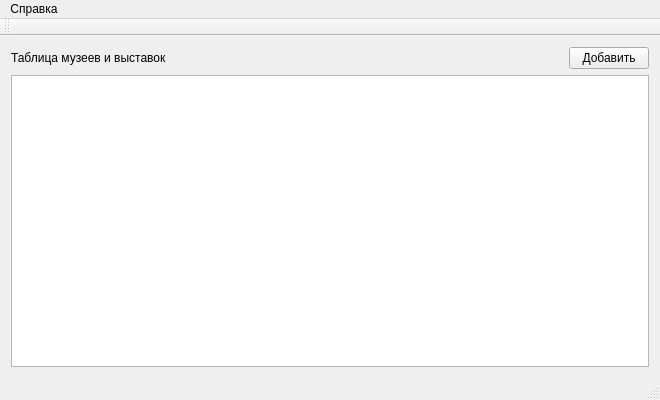
Above: MainWindow/mainwindow.ui from sawkamishanov/Practice before the change. Below: the same form after it.
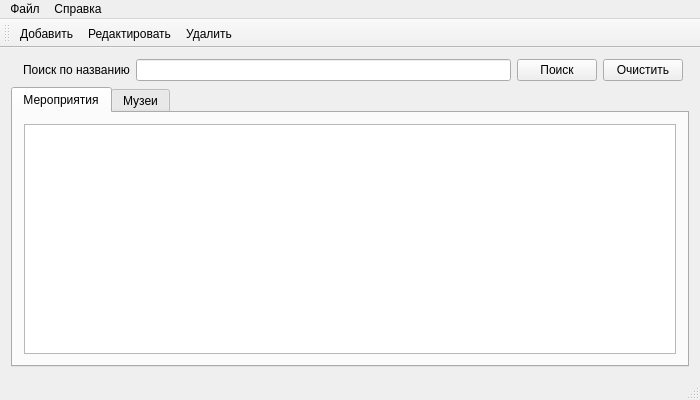
That is the form after the change. Icons and pictures are not drawn.

Patch:
```diff
--- a/MainWindow/mainwindow.ui
+++ b/MainWindow/mainwindow.ui
@@ -6,18 +6,19 @@
    <rect>
     <x>0</x>
     <y>0</y>
-    <width>660</width>
+    <width>700</width>
     <height>400</height>
    </rect>
   </property>
   <property name="minimumSize">
    <size>
-    <width>660</width>
+    <width>700</width>
     <height>400</height>
    </size>
   </property>
   <property name="font">
    <font>
+    <underline>false</underline>
     <kerning>true</kerning>
    </font>
   </property>
@@ -26,35 +27,64 @@
   </property>
   <widget class="QWidget" name="centralWidget">
    <layout class="QGridLayout" name="gridLayout">
-    <item row="0" column="1" alignment="Qt::AlignRight">
-     <widget class="QPushButton" name="addEventButton">
-      <property name="enabled">
-       <bool>true</bool>
-      </property>
-      <property name="sizePolicy">
-       <sizepolicy hsizetype="Minimum" vsizetype="Fixed">
-        <horstretch>0</horstretch>
-        <verstretch>0</verstretch>
-       </sizepolicy>
-      </property>
-      <property name="layoutDirection">
-       <enum>Qt::LeftToRight</enum>
-      </property>
-      <property name="text">
-       <string>Добавить</string>
+    <item row="0" column="3">
+     <widget class="QLineEdit" name="FindLineEdit">
+      <property name="maximumSize">
+       <size>
+        <width>474</width>
+        <height>22</height>
+       </size>
       </property>
      </widget>
     </item>
-    <item row="1" column="0" colspan="2">
-     <widget class="QTableView" name="EventTableView"/>
-    </item>
-    <item row="0" column="0">
+    <item row="0" column="2">
      <widget class="QLabel" name="label">
       <property name="text">
-       <string>Таблица музеев и выставок</string>
+       <string>Поиск по названию</string>
       </property>
      </widget>
     </item>
+    <item row="0" column="5">
+     <widget class="QPushButton" name="clearPushButton">
+      <property name="text">
+       <string>Очистить</string>
+      </property>
+     </widget>
+    </item>
+    <item row="0" column="4">
+     <widget class="QPushButton" name="findPushButton">
+      <property name="text">
+       <string>Поиск</string>
+      </property>
+     </widget>
+    </item>
+    <item row="1" column="0" colspan="7">
+     <widget class="QTabWidget" name="tabWidget">
+      <property name="currentIndex">
+       <number>0</number>
+      </property>
+      <widget class="QWidget" name="tab_9">
+       <attribute name="title">
+        <string>Мероприятия</string>
+       </attribute>
+       <layout class="QVBoxLayout" name="verticalLayout_3">
+        <item>
+         <widget class="QTableView" name="EventTableView"/>
+        </item>
+       </layout>
+      </widget>
+      <widget class="QWidget" name="tab_10">
+       <attribute name="title">
+        <string>Музеи</string>
+       </attribute>
+       <layout class="QVBoxLayout" name="verticalLayout_4">
+        <item>
+         <widget class="QTableView" name="MuseumTableView"/>
+        </item>
+       </layout>
+      </widget>
+     </widget>
+    </item>
    </layout>
   </widget>
   <widget class="QMenuBar" name="menuBar">
@@ -62,32 +92,100 @@
     <rect>
      <x>0</x>
      <y>0</y>
-     <width>660</width>
+     <width>700</width>
      <height>20</height>
     </rect>
    </property>
    <widget class="QMenu" name="menu">
+    <property name="font">
+     <font>
+      <underline>true</underline>
+     </font>
+    </property>
+    <property name="title">
+     <string>Файл</string>
+    </property>
+    <addaction name="separator"/>
+    <addaction name="getPathAction"/>
+    <addaction name="separator"/>
+    <addaction name="exitAction"/>
+   </widget>
+   <widget class="QMenu" name="menu_2">
     <property name="title">
      <string>Справка</string>
     </property>
     <addaction name="action"/>
    </widget>
    <addaction name="menu"/>
+   <addaction name="menu_2"/>
   </widget>
-  <widget class="QToolBar" name="mainToolBar">
+  <widget class="QToolBar" name="addEventButton">
    <attribute name="toolBarArea">
     <enum>TopToolBarArea</enum>
    </attribute>
    <attribute name="toolBarBreak">
     <bool>false</bool>
    </attribute>
+   <addaction name="addEventTable"/>
+   <addaction name="editEventButton"/>
+   <addaction name="deleteEventButton"/>
   </widget>
   <widget class="QStatusBar" name="statusBar"/>
-  <action name="action">
+  <action name="addEventTable">
+   <property name="icon">
+    <iconset resource="../resources.qrc">
+     <normaloff>:/resources/recources/img/add.png</normaloff>:/resources/recources/img/add.png</iconset>
+   </property>
+   <property name="text">
+    <string>Добавить</string>
+   </property>
+   <property name="font">
+    <font/>
+   </property>
+  </action>
+  <action name="exitAction">
+   <property name="text">
+    <string>Выход</string>
+   </property>
+   <property name="font">
+    <font>
+     <underline>false</underline>
+    </font>
+   </property>
+  </action>
+  <action name="aboutAction">
    <property name="text">
     <string>О программе</string>
    </property>
   </action>
+  <action name="editEventButton">
+   <property name="icon">
+    <iconset resource="../resources.qrc">
+     <normaloff>:/resources/recources/img/edit.png</normaloff>:/resources/recources/img/edit.png</iconset>
+   </property>
+   <property name="text">
+    <string>Редактировать</string>
+   </property>
+  </action>
+  <action name="deleteEventButton">
+   <property name="icon">
+    <iconset resource="../resources.qrc">
+     <normaloff>:/resources/recources/img/delete.png</normaloff>:/resources/recources/img/delete.png</iconset>
+   </property>
+   <property name="text">
+    <string>Удалить</string>
+   </property>
+  </action>
+  <action name="getPathAction">
+   <property name="text">
+    <string>Выбрать файл</string>
+   </property>
+   <property name="font">
+    <font>
+     <underline>false</underline>
+    </font>
+   </property>
+  </action>
  </widget>
  <layoutdefault spacing="6" margin="11"/>
  <resources/>
```
Left out of the diff: 6 changed lines with no effect on the pictures.
